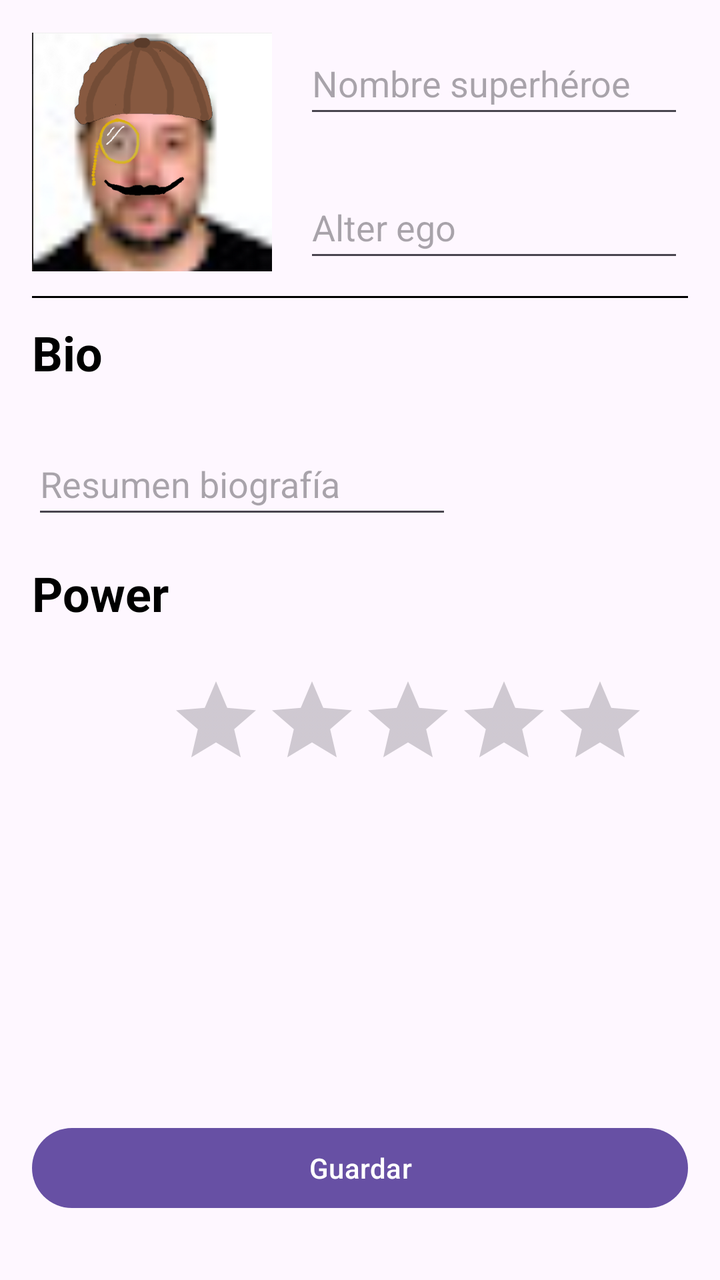
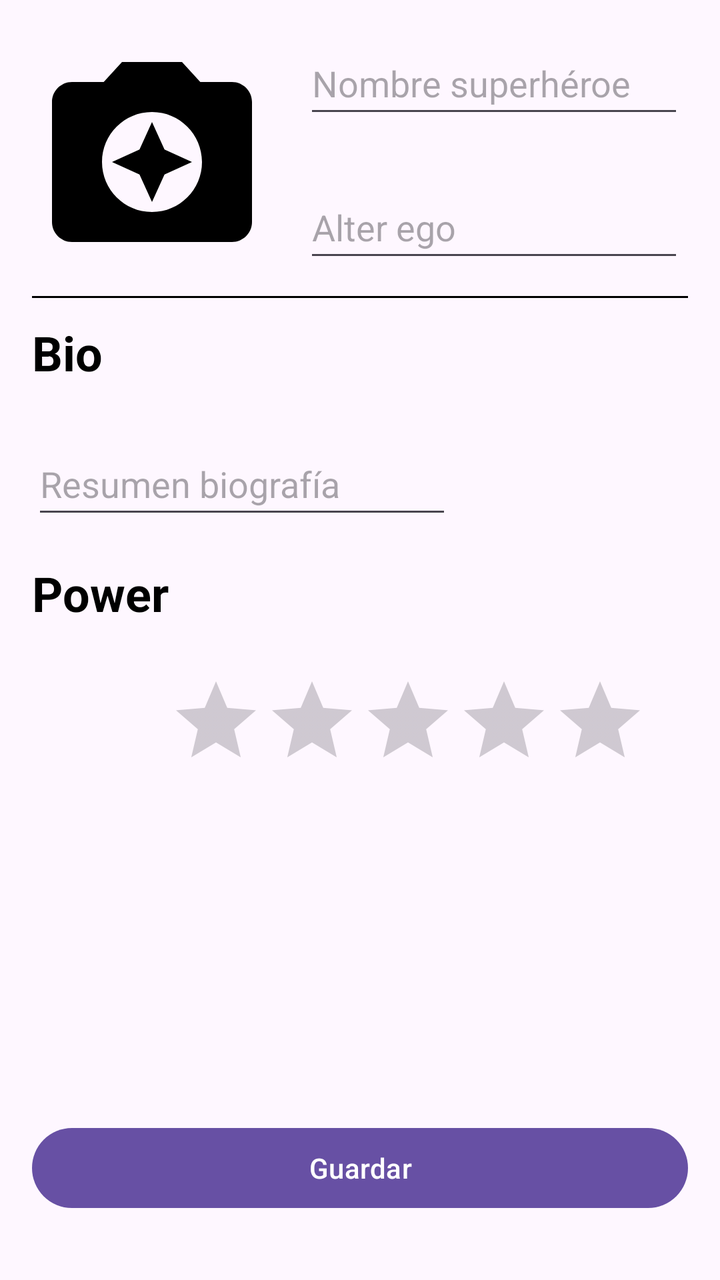

The first picture is an Android layout as it rendered before a commit; the second is the same layout after the commit. The layout source and the unified diff follow.
<!-- AndroidManifest.xml: application theme Theme.SuperHeroes -->
<!-- res/layout/activity_main.xml -->
<?xml version="1.0" encoding="utf-8"?>
<androidx.constraintlayout.widget.ConstraintLayout xmlns:android="http://schemas.android.com/apk/res/android"
    xmlns:app="http://schemas.android.com/apk/res-auto"
    xmlns:tools="http://schemas.android.com/tools"
    android:id="@+id/main"
    android:layout_width="match_parent"
    android:layout_height="match_parent"
    tools:context=".MainActivity">

    <ImageView
        android:id="@+id/HeroNameImage"
        android:layout_width="120dp"
        android:layout_height="120dp"
        android:layout_marginStart="16dp"
        android:layout_marginTop="16dp"
        app:layout_constraintStart_toStartOf="parent"
        app:layout_constraintTop_toTopOf="parent"
        app:srcCompat="@drawable/luis" />

    <EditText
        android:id="@+id/heroNameEdit"
        android:layout_width="190dp"
        android:layout_height="48dp"
        android:layout_marginStart="16dp"
        android:ems="10"
        android:hint="Nombre superhéroe"
        android:inputType="text"
        app:layout_constraintStart_toEndOf="@+id/HeroNameImage"
        app:layout_constraintTop_toTopOf="@+id/HeroNameImage" />

    <View
        android:id="@+id/view"
        android:layout_width="0dp"
        android:layout_height="1dp"
        android:layout_marginStart="16dp"
        android:layout_marginTop="132dp"
        android:layout_marginEnd="16dp"
        android:background="#000000"
        android:backgroundTint="#000000"
        app:layout_constraintEnd_toEndOf="parent"
        app:layout_constraintHorizontal_bias="0.0"
        app:layout_constraintStart_toStartOf="parent"
        app:layout_constraintTop_toTopOf="@id/HeroNameImage" />

    <EditText
        android:id="@+id/heroNameEdit2"
        android:layout_width="190dp"
        android:layout_height="48dp"
        android:layout_marginStart="16dp"
        android:ems="10"
        android:hint="Alter ego"
        android:inputType="text"
        app:layout_constraintBottom_toBottomOf="@+id/HeroNameImage"
        app:layout_constraintStart_toEndOf="@+id/HeroNameImage" />

    <TextView
        android:id="@+id/textBio"
        android:layout_width="wrap_content"
        android:layout_height="wrap_content"
        android:layout_marginStart="16dp"
        android:layout_marginTop="24dp"
        android:text="Bio"
        android:textColor="#000000"
        android:textSize="24sp"
        android:textStyle="bold"
        app:layout_constraintStart_toStartOf="parent"
        app:layout_constraintTop_toBottomOf="@+id/HeroNameImage" />

    <EditText
        android:id="@+id/editTextText3"
        android:layout_width="wrap_content"
        android:layout_height="wrap_content"
        android:layout_marginTop="24dp"
        android:ems="10"
        android:hint="Resumen biografía"
        android:inputType="text"
        android:minHeight="48dp"
        app:layout_constraintStart_toStartOf="@+id/textBio"
        app:layout_constraintTop_toBottomOf="@+id/textBio" />

    <TextView
        android:id="@+id/textPower"
        android:layout_width="wrap_content"
        android:layout_height="wrap_content"
        android:layout_marginStart="16dp"
        android:layout_marginTop="16dp"
        android:text="Power"
        android:textColor="#000000"
        android:textSize="24sp"
        android:textStyle="bold"
        app:layout_constraintStart_toStartOf="parent"
        app:layout_constraintTop_toBottomOf="@+id/editTextText3" />

    <RatingBar
        android:id="@+id/power"
        android:layout_width="wrap_content"
        android:layout_height="wrap_content"
        android:layout_marginStart="84dp"
        android:layout_marginTop="24dp"
        android:progressTint="@color/amarillo"
        app:layout_constraintStart_toStartOf="parent"
        app:layout_constraintTop_toBottomOf="@+id/textPower" />

    <Button
        android:id="@+id/botonGuardar"
        android:layout_width="0dp"
        android:layout_height="wrap_content"
        android:layout_marginBottom="32dp"
        android:text="Guardar"
        android:layout_marginHorizontal="16dp"
        app:layout_constraintBottom_toBottomOf="parent"
        app:layout_constraintEnd_toEndOf="parent"
        app:layout_constraintStart_toStartOf="parent" />
</androidx.constraintlayout.widget.ConstraintLayout>
<!-- resources referenced by this layout -->
<resources>
  <color name="amarillo">#F4E248</color>
  <!-- drawable luis: png bitmap (drawable, 199110 bytes) -->
  <style name="Theme.SuperHeroes" parent="Base.Theme.SuperHeroes" />
  <style name="Base.Theme.SuperHeroes" parent="Theme.Material3.DayNight.NoActionBar">
          
          
      </style>
</resources>

<!-- the commit's change to res/layout/activity_main.xml (unified diff, before → after) -->
@@ -9,13 +9,14 @@
 
     <ImageView
         android:id="@+id/HeroNameImage"
+        android:src="@drawable/ic_camera"
         android:layout_width="120dp"
         android:layout_height="120dp"
         android:layout_marginStart="16dp"
         android:layout_marginTop="16dp"
         app:layout_constraintStart_toStartOf="parent"
         app:layout_constraintTop_toTopOf="parent"
-        app:srcCompat="@drawable/luis" />
+        />
 
     <EditText
         android:id="@+id/heroNameEdit"
<!-- resource entries referenced after the edit -->
@@ -1,7 +1,14 @@
 <!-- resources referenced by this layout -->
 <resources>
   <color name="amarillo">#F4E248</color>
-  <!-- drawable luis: png bitmap (drawable, 199110 bytes) -->
+  <!-- drawable ic_camera (drawable) -->
+  <vector xmlns:android="http://schemas.android.com/apk/res/android" android:height="24dp" android:tint="#000000" android:viewportHeight="24" android:viewportWidth="24" android:width="24dp">
+        
+      <path android:fillColor="@android:color/white" android:pathData="M9,3L7.17,5L4,5c-1.1,0 -2,0.9 -2,2v12c0,1.1 0.9,2 2,2h16c1.1,0 2,-0.9 2,-2L22,7c0,-1.1 -0.9,-2 -2,-2h-3.17L15,3L9,3zM12,18c-2.76,0 -5,-2.24 -5,-5s2.24,-5 5,-5 5,2.24 5,5 -2.24,5 -5,5z"/>
+        
+      <path android:fillColor="@android:color/white" android:pathData="M12,17l1.25,-2.75L16,13l-2.75,-1.25L12,9l-1.25,2.75L8,13l2.75,1.25z"/>
+      
+  </vector>
   <style name="Theme.SuperHeroes" parent="Base.Theme.SuperHeroes" />
   <style name="Base.Theme.SuperHeroes" parent="Theme.Material3.DayNight.NoActionBar">
           
